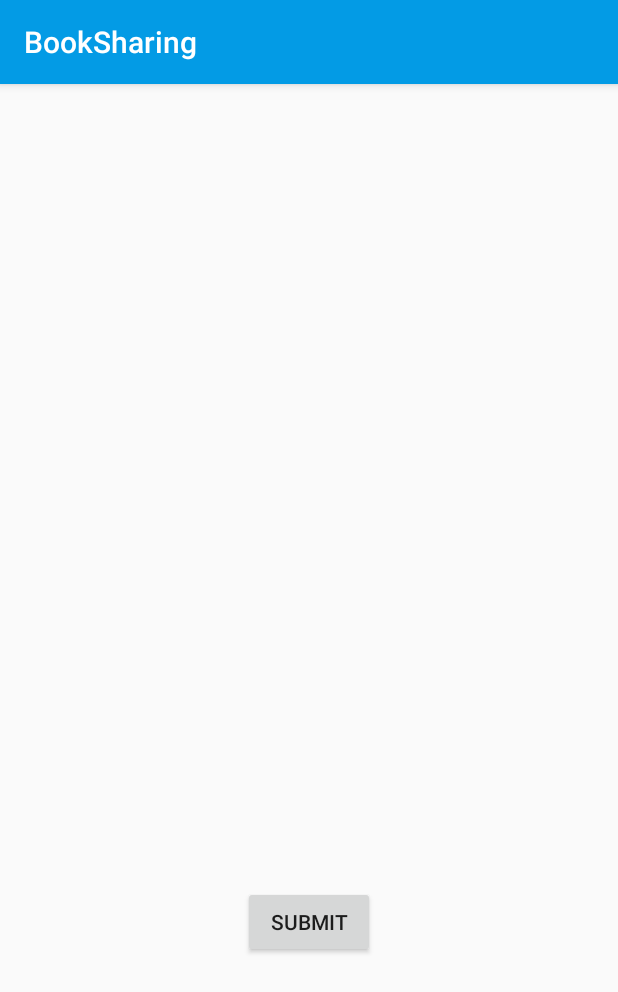
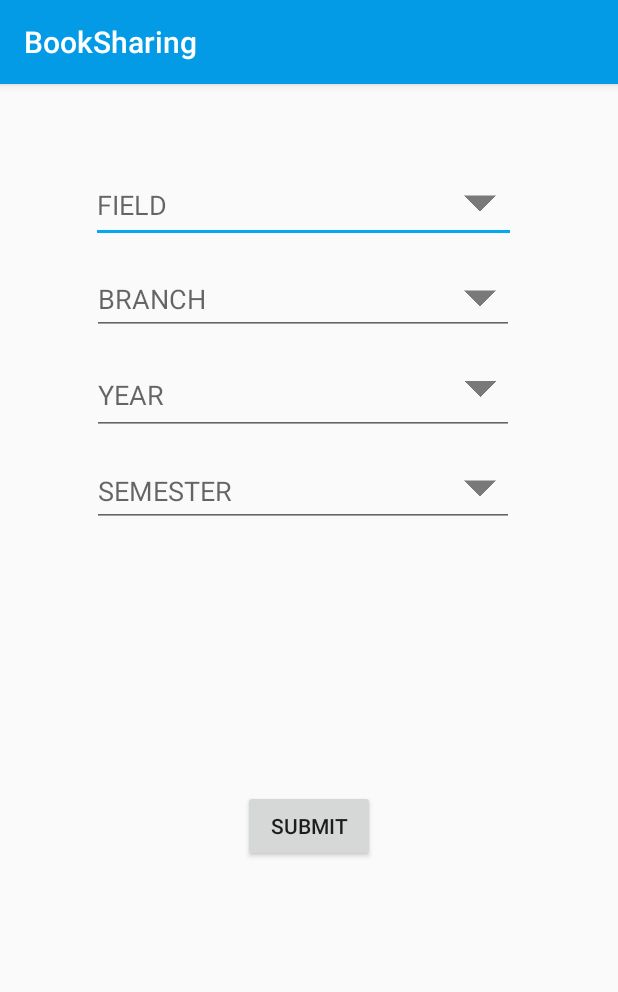
Before and after one commit to HEMANGDODIA/BookSharing, an Android app: the FieldBranch screen opened directly, with no data from a screen before it, on a phone screen of 412 x 824 dp. Shown: the top 992 px of the screen. Run offline under Robolectric (Android 15) with nearby library versions, the phone set to English and light mode, and no system bars; our stand-ins replace Firebase (no records; nobody signed in at launch, a user with empty details on screens opened directly).

Commit message:
hello136

```diff
--- a/app/src/main/java/com/BookSharing/FieldBranch.java
+++ b/app/src/main/java/com/BookSharing/FieldBranch.java
@@ -5,7 +5,10 @@ import androidx.appcompat.app.AppCompatActivity;
 import android.content.Intent;
 import android.os.Bundle;
 import android.view.View;
+import android.widget.ArrayAdapter;
+import android.widget.AutoCompleteTextView;
 import android.widget.Button;
+import android.widget.ImageView;
 
 import com.google.firebase.auth.FirebaseAuth;
 
@@ -17,6 +20,52 @@ public class FieldBranch extends AppCompatActivity {
     protected void onCreate(Bundle savedInstanceState) {
         super.onCreate(savedInstanceState);
         setContentView(R.layout.activity_field_branch);
+
+        final AutoCompleteTextView actv1 = (AutoCompleteTextView)findViewById(R.id.actv1);
+        final AutoCompleteTextView actv2 = (AutoCompleteTextView)findViewById(R.id.actv2);
+        final AutoCompleteTextView actv3 = (AutoCompleteTextView)findViewById(R.id.actv3);
+        final AutoCompleteTextView actv4 = (AutoCompleteTextView)findViewById(R.id.actv4);
+        ImageView image = (ImageView)findViewById(R.id.image);
+        ImageView image2 = (ImageView)findViewById(R.id.image2);
+        ImageView image3 = (ImageView)findViewById(R.id.image3);
+        ImageView image4 = (ImageView)findViewById(R.id.image4);
+        actv1.setThreshold(2);
+        actv2.setThreshold(2);
+        actv3.setThreshold(2);
+
+        ArrayAdapter<String>adepter = new ArrayAdapter<String>(this,android.R.layout.simple_dropdown_item_1line,field);
+        actv1.setAdapter(adepter);
+        ArrayAdapter<String>adepter1 = new ArrayAdapter<String>(this,android.R.layout.simple_dropdown_item_1line,branch);
+        actv2.setAdapter(adepter1);
+        ArrayAdapter<String> adepter2 = new ArrayAdapter<String>(this,android.R.layout.simple_dropdown_item_1line,year);
+        actv3.setAdapter(adepter2);
+        ArrayAdapter<Integer>adepter3 = new ArrayAdapter<Integer>(this,android.R.layout.simple_dropdown_item_1line,semester);
+        actv4.setAdapter(adepter3);
+
+        image.setOnClickListener(new View.OnClickListener() {
+            @Override
+            public void onClick(View v) {
+                actv1.showDropDown();
+            }
+        });
+        image2.setOnClickListener(new View.OnClickListener() {
+            @Override
+            public void onClick(View v) {
+                actv2.showDropDown();
+            }
+        });
+        image3.setOnClickListener(new View.OnClickListener() {
+            @Override
+            public void onClick(View v) {
+                actv3.showDropDown();
+            }
+        });
+        image4.setOnClickListener(new View.OnClickListener() {
+            @Override
+            public void onClick(View v) {
+                actv4.showDropDown();
+            }
+        });
 
         mAuth = FirebaseAuth.getInstance();
         button=findViewById(R.id.SubmitField);
@@ -30,4 +79,9 @@ public class FieldBranch extends AppCompatActivity {
         });
 
     }
+    private static final String[] field = new String[]{"ENGINEERING","BSC","DIPLOMA"};
+    private static final String[] branch = new String[]{"COMPUTER","MECHANICAL","PHYSICS","CIVIL","CHEMISRTY","ELECTRICAL","IT","MATHS","AUTO"};
+    private static final String[] year = new String[]{"1st","2nd","3rd","4th"};
+    private static final Integer[] semester = new Integer[]{Integer.valueOf(1), Integer.valueOf(2), Integer.valueOf(3), Integer.valueOf(4),
+            Integer.valueOf(5), Integer.valueOf(6), Integer.valueOf(7), Integer.valueOf(8)};
 }
--- a/app/src/main/res/layout/activity_field_branch.xml
+++ b/app/src/main/res/layout/activity_field_branch.xml
@@ -6,17 +6,127 @@
     android:layout_height="match_parent"
     tools:context=".FieldBranch">
 
+    <ImageView
+        android:id="@+id/image4"
+        android:layout_width="48dp"
+        android:layout_height="45dp"
+        android:layout_alignTop="@+id/actv1"
+        android:layout_alignBottom="@+id/actv1"
+        android:layout_marginTop="12dp"
+        android:layout_marginEnd="68dp"
+        android:padding="5dp"
+        app:layout_constraintEnd_toEndOf="parent"
+        app:layout_constraintTop_toBottomOf="@+id/actv3"
+        app:srcCompat="@drawable/arrow" />
+
+    <ImageView
+        android:id="@+id/image3"
+        android:layout_width="47dp"
+        android:layout_height="43dp"
+        android:layout_alignTop="@+id/actv1"
+        android:layout_alignBottom="@+id/actv1"
+        android:layout_marginTop="13dp"
+        android:layout_marginEnd="68dp"
+        android:padding="5dp"
+        app:layout_constraintEnd_toEndOf="parent"
+        app:layout_constraintTop_toBottomOf="@+id/actv2"
+        app:srcCompat="@drawable/arrow" />
+
     <Button
         android:id="@+id/SubmitField"
         android:layout_width="wrap_content"
         android:layout_height="wrap_content"
         android:layout_marginStart="161dp"
-        android:layout_marginTop="452dp"
+        android:layout_marginTop="103dp"
         android:layout_marginEnd="162dp"
-        android:layout_marginBottom="103dp"
+        android:layout_marginBottom="177dp"
         android:text="Submit"
         app:layout_constraintBottom_toBottomOf="parent"
         app:layout_constraintEnd_toEndOf="parent"
         app:layout_constraintStart_toStartOf="parent"
-        app:layout_constraintTop_toTopOf="parent" />
+        app:layout_constraintTop_toBottomOf="@+id/actv4" />
+
+    <AutoCompleteTextView
+        android:id="@+id/actv1"
+        android:layout_width="283dp"
+        android:layout_height="50dp"
+        android:layout_marginStart="61dp"
+        android:layout_marginTop="56dp"
+        android:layout_marginEnd="69dp"
+        android:hint="FIELD"
+        android:textSize="18sp"
+        app:layout_constraintEnd_toEndOf="parent"
+        app:layout_constraintStart_toStartOf="parent"
+        app:layout_constraintTop_toTopOf="parent"
+        tools:ignore="MissingConstraints" />
+
+    <AutoCompleteTextView
+        android:id="@+id/actv2"
+        android:layout_width="281dp"
+        android:layout_height="48dp"
+        android:layout_marginStart="61dp"
+        android:layout_marginTop="13dp"
+        android:layout_marginEnd="69dp"
+        android:hint="BRANCH"
+        android:textSize="18sp"
+        app:layout_constraintEnd_toEndOf="parent"
+        app:layout_constraintStart_toStartOf="parent"
+        app:layout_constraintTop_toBottomOf="@+id/actv1"
+        tools:ignore="MissingConstraints" />
+
+    <AutoCompleteTextView
+        android:id="@+id/actv3"
+        android:layout_width="281dp"
+        android:layout_height="53dp"
+        android:layout_marginStart="61dp"
+        android:layout_marginTop="13dp"
+        android:layout_marginEnd="69dp"
+        android:hint="YEAR"
+        android:textSize="18sp"
+        app:layout_constraintEnd_toEndOf="parent"
+        app:layout_constraintStart_toStartOf="parent"
+        app:layout_constraintTop_toBottomOf="@+id/actv2"
+        tools:ignore="MissingConstraints" />
+
+    <AutoCompleteTextView
+        android:id="@+id/actv4"
+        android:layout_width="281dp"
+        android:layout_height="48dp"
+        android:layout_marginStart="61dp"
+        android:layout_marginTop="13dp"
+        android:layout_marginEnd="69dp"
+        android:hint="SEMESTER"
+        android:textSize="18sp"
+        app:layout_constraintEnd_toEndOf="parent"
+        app:layout_constraintStart_toStartOf="parent"
+        app:layout_constraintTop_toBottomOf="@+id/actv3"
+        tools:ignore="MissingConstraints" />
+
+    <ImageView
+        android:id="@+id/image"
+        android:layout_width="48dp"
+        android:layout_height="45dp"
+        android:layout_alignTop="@+id/actv1"
+        android:layout_alignBottom="@+id/actv1"
+        android:layout_marginTop="56dp"
+        android:layout_marginEnd="68dp"
+        android:padding="5dp"
+        app:layout_constraintEnd_toEndOf="parent"
+        app:layout_constraintTop_toTopOf="parent"
+        app:srcCompat="@drawable/arrow" />
+
+    <ImageView
+        android:id="@+id/image2"
+        android:layout_width="48dp"
+        android:layout_height="45dp"
+        android:layout_alignTop="@+id/actv1"
+        android:layout_alignBottom="@+id/actv1"
+        android:layout_marginTop="13dp"
+        android:layout_marginEnd="68dp"
+        android:padding="5dp"
+        app:layout_constraintEnd_toEndOf="parent"
+        app:layout_constraintTop_toBottomOf="@+id/actv1"
+        app:srcCompat="@drawable/arrow" />
+
+
 </androidx.constraintlayout.widget.ConstraintLayout>
```
Also changed, not shown: app/src/main/res/drawable/arrow.png (added).
